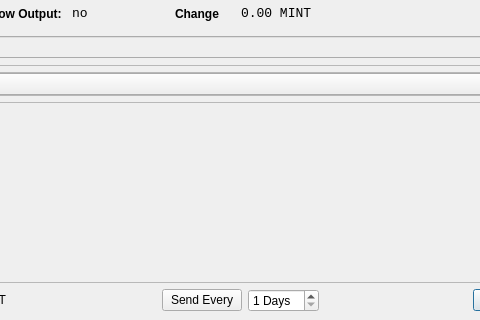
This is src/qt/forms/sendcoinsdialog.ui in MintcoinCommunity/Mintcoin-Desktop-Wallet as Qt 5 draws it before an edit; both pictures show x 307 to 787 and y 110 to 430 of the 941 by 430 pixel window. The edited form follows.
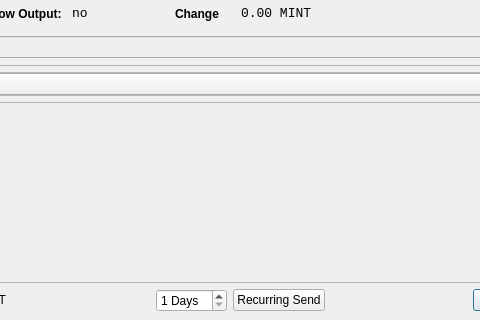
This is the edited form. Icons and pictures are not drawn.

Commit message: Moving gui elements around

The edit to the form file:
```diff
--- a/src/qt/forms/sendcoinsdialog.ui
+++ b/src/qt/forms/sendcoinsdialog.ui
@@ -826,13 +826,6 @@
        </property>
       </spacer>
      </item>
-     <item>
-      <widget class="QPushButton" name="sendRecurring">
-       <property name="text">
-        <string>Send Every</string>
-       </property>
-      </widget>
-     </item>
      <item>
       <widget class="QSpinBox" name="recurringDays">
        <property name="suffix">
@@ -843,6 +836,17 @@
        </property>
       </widget>
      </item>
+     <item>
+      <widget class="QPushButton" name="sendRecurring">
+       <property name="text">
+        <string>Recurring Send</string>
+       </property>
+       <property name="icon">
+        <iconset resource="../bitcoin.qrc">
+         <normaloff>:/icons/send</normaloff>:/icons/send</iconset>
+       </property>
+      </widget>
+     </item>
      <item>
       <spacer name="horizontalSpacer_2">
        <property name="orientation">
```
The commit also changes 1 other file.
